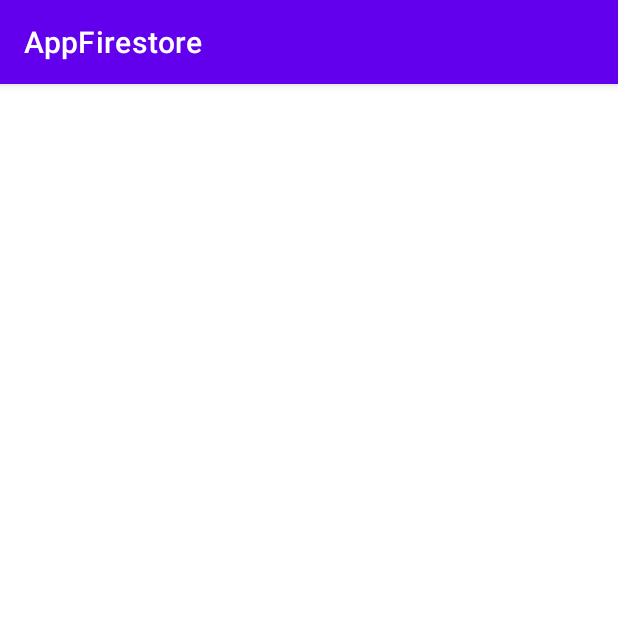
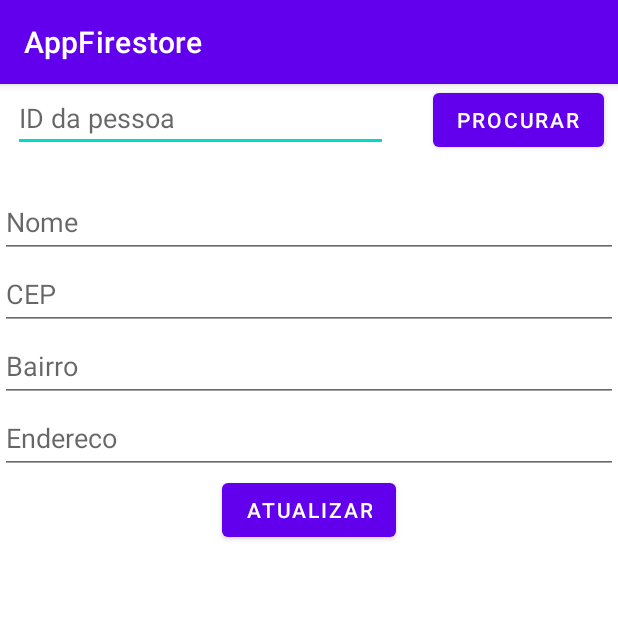
Before and after one commit to feeguu/AppFirestore, an Android app: the UpdateActivity screen opened directly, with no data from a screen before it, on a phone screen of 412 x 824 dp, the top half of it. Run offline under Robolectric (Android 15) with nearby library versions, the phone set to English and light mode, and no system bars; our stand-ins replace Firebase (no records; nobody signed in at launch, a user with empty details on screens opened directly).

Commit message:
feat: update activity

```diff
--- a/app/src/main/java/com/example/appfirestore/UpdateActivity.kt
+++ b/app/src/main/java/com/example/appfirestore/UpdateActivity.kt
@@ -2,10 +2,92 @@ package com.example.appfirestore
 
 import androidx.appcompat.app.AppCompatActivity
 import android.os.Bundle
+import android.widget.Button
+import android.widget.EditText
+import android.widget.Toast
+import androidx.core.text.set
+import com.google.firebase.firestore.FirebaseFirestore
+import com.google.firebase.firestore.ktx.firestore
+import com.google.firebase.ktx.Firebase
 
 class UpdateActivity : AppCompatActivity() {
+
+    private lateinit var db: FirebaseFirestore
+
     override fun onCreate(savedInstanceState: Bundle?) {
         super.onCreate(savedInstanceState)
         setContentView(R.layout.activity_update)
+
+        db = Firebase.firestore
+
+        val selectID: EditText = findViewById(R.id.edtSelecionarID)
+
+        val edtNome: EditText = findViewById(R.id.edtNome)
+        val edtCep: EditText = findViewById(R.id.edtCep)
+        val edtBairro: EditText = findViewById(R.id.edtBairro)
+        val edtEndereco: EditText = findViewById(R.id.edtEndereco)
+
+        val btnProcurar: Button = findViewById(R.id.btnProcurar)
+        val btnAtualizar: Button = findViewById(R.id.btnAtualizar)
+
+        val ids: MutableList<String> = mutableListOf()
+
+        var id: String = ""
+
+
+        db.collection("cadastro").get().addOnSuccessListener {
+                result ->
+            for(document in result) {
+                ids.add(document.id)
+            }
+        }
+
+        btnProcurar.setOnClickListener {
+            try {
+                if(selectID.text.toString().toInt() >= ids.size){
+                    Toast.makeText(this, "ID inválido", Toast.LENGTH_SHORT).show()
+                } else {
+                    id = ids[selectID.text.toString().toInt()]
+                    db.collection("cadastro")
+                        .document(id)
+                        .get()
+                        .addOnSuccessListener {
+                                document ->
+                            if(document != null) {
+                                edtNome.setText(document["nome"] as String)
+                                edtCep.setText(document["cep"] as String)
+                                edtBairro.setText(document["bairro"] as String)
+                                edtEndereco.setText(document["endereco"] as String)
+                            }
+                        }
+                }
+            } catch (e:java.lang.NumberFormatException) {
+                Toast.makeText(this, "ID inválido", Toast.LENGTH_SHORT).show()
+            }
+
+        }
+
+        btnAtualizar.setOnClickListener {
+            val nome = edtNome.text.toString()
+            val cep = edtCep.text.toString()
+            val bairro = edtBairro.text.toString()
+            val endereco = edtEndereco.text.toString()
+            if(nome.isEmpty() || cep.isEmpty() || bairro.isEmpty() || endereco.isEmpty()){
+                Toast.makeText(this, "Campos inválidos", Toast.LENGTH_SHORT).show()
+            } else {
+                val pessoa = hashMapOf("nome" to nome, "cep" to cep, "bairro" to bairro, "endereco" to endereco)
+                db.collection("cadastro")
+                    .document(id)
+                    .set(pessoa)
+                    .addOnSuccessListener {
+                        Toast.makeText(this, "Cadastro atualizado", Toast.LENGTH_SHORT).show()
+                        edtNome.text.clear()
+                        edtCep.text.clear()
+                        edtEndereco.text.clear()
+                        edtBairro.text.clear()
+                        selectID.text.clear()
+                    }
+            }
+        }
     }
 }
--- a/app/src/main/res/layout/activity_update.xml
+++ b/app/src/main/res/layout/activity_update.xml
@@ -1,9 +1,58 @@
-<?xml version="1.0" encoding="utf-8"?>
-<androidx.constraintlayout.widget.ConstraintLayout xmlns:android="http://schemas.android.com/apk/res/android"
-    xmlns:app="http://schemas.android.com/apk/res-auto"
-    xmlns:tools="http://schemas.android.com/tools"
+<LinearLayout
+    xmlns:android="http://schemas.android.com/apk/res/android"
+    android:layout_height="match_parent"
     android:layout_width="match_parent"
-    android:layout_height="match_parent"
-    tools:context=".UpdateActivity">
+    android:orientation="vertical"
+    android:gravity="center_horizontal">
+    <LinearLayout
+        android:gravity="center_horizontal"
+        android:layout_width="match_parent"
+        android:layout_height="wrap_content"
+        android:layout_marginBottom="20dp">
 
-</androidx.constraintlayout.widget.ConstraintLayout>
+        <EditText
+            android:id="@+id/edtSelecionarID"
+            android:layout_width="250dp"
+            android:layout_height="wrap_content"
+            android:hint="@string/id_da_pessoa"
+            android:inputType="number"
+            />
+        <Button
+            android:id="@+id/btnProcurar"
+            android:layout_width="wrap_content"
+            android:layout_height="wrap_content"
+            android:layout_marginStart="30dp"
+            android:text="@string/procurar"/>
+    </LinearLayout>
+    <EditText
+        android:id="@+id/edtNome"
+        android:hint="Nome"
+        android:layout_width="match_parent"
+        android:layout_height="wrap_content"
+        android:height="48dp"/>
+    <EditText
+        android:id="@+id/edtCep"
+        android:hint="CEP"
+        android:layout_width="match_parent"
+        android:layout_height="wrap_content"
+        android:height="48dp"/>
+    <EditText
+        android:id="@+id/edtBairro"
+        android:hint="Bairro"
+        android:layout_width="match_parent"
+        android:layout_height="wrap_content"
+        android:height="48dp"/>
+    <EditText
+        android:id="@+id/edtEndereco"
+        android:hint="Endereco"
+        android:layout_width="match_parent"
+        android:layout_height="wrap_content"
+        android:height="48dp"/>
+    <Button
+        android:id="@+id/btnAtualizar"
+        android:layout_width="wrap_content"
+        android:layout_height="wrap_content"
+        android:text="Atualizar"/>
+
+
+</LinearLayout>
```
